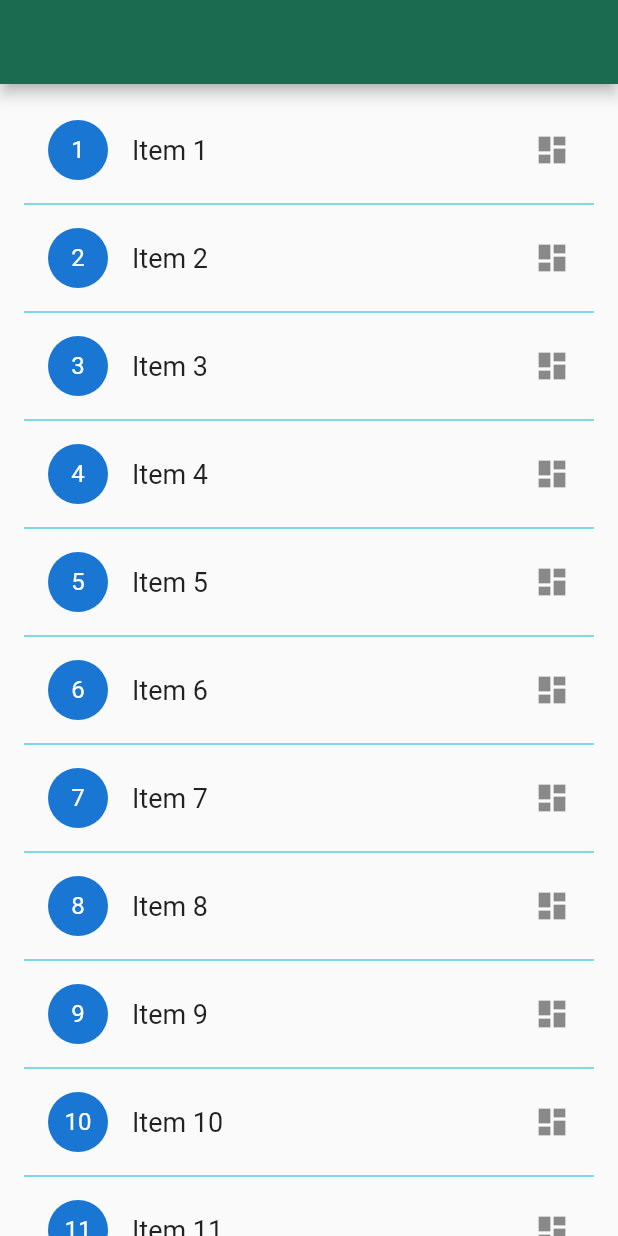
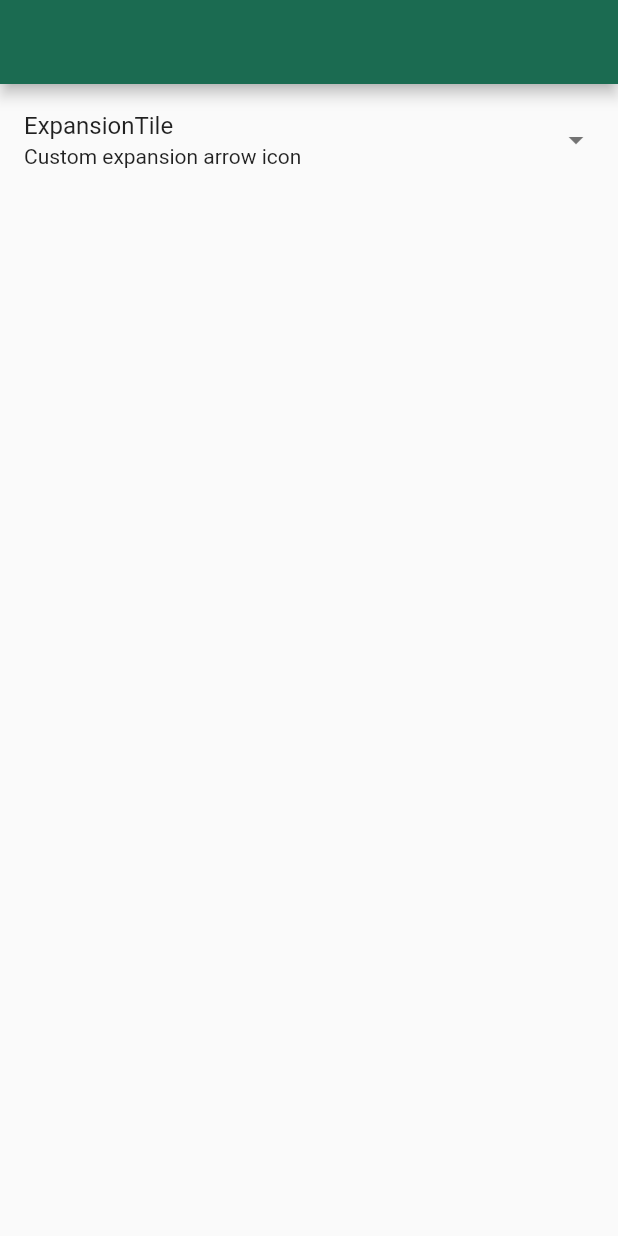
Before and after one commit to ForhadIsrafil/my-flutter-basics-code-modules, a Flutter app: the screen it shows after launch, on a phone screen of 412 x 824 dp. Run offline on Flutter 3.47's test engine with Material 2 defaults, Android fonts, the phone set to English and light mode, and no system bars; our stand-ins replace badges, fluttertoast.

Commit message:
new codes

```diff
--- /dev/null
+++ b/lib/ListsExamples/ExpansionTileExample.dart
@@ -0,0 +1,37 @@
+import 'package:flutter/material.dart';
+
+class ExpansionTileExample extends StatefulWidget {
+  const ExpansionTileExample({super.key});
+
+  @override
+  State<ExpansionTileExample> createState() => _ExpansionTileExampleState();
+}
+
+class _ExpansionTileExampleState extends State<ExpansionTileExample> {
+  bool _customTileExpanded = false;
+
+  @override
+  Widget build(BuildContext context) {
+    return Scaffold(
+      appBar: AppBar(),
+      body: Column(
+        children: [
+          ExpansionTile(
+            title: const Text("ExpansionTile"),
+            subtitle: const Text('Custom expansion arrow icon'),
+            trailing: Icon(_customTileExpanded
+                ? Icons.arrow_drop_down_circle
+                : Icons.arrow_drop_down),
+            children: const [
+              ListTile(title: Text('This is tile number 1')),
+              ListTile(title: Text('This is tile number 2')),
+            ],
+            onExpansionChanged: (bool expand) {
+              setState(() => _customTileExpanded = expand);
+            },
+          ),
+        ],
+      ),
+    );
+  }
+}
--- a/lib/main.dart
+++ b/lib/main.dart
@@ -2,7 +2,7 @@ import 'dart:async';
 import 'package:flutter/material.dart';
 import 'basics_widgets/dropdown_examples.dart';
 import 'layout/StackExamples.dart';
-import 'ListsExamples/ListViewBuilderExample.dart';
+import 'ListsExamples/ExpansionTileExample.dart';
 
 void main() => runApp(const MyApp());
 
@@ -20,7 +20,7 @@ class MyApp extends StatelessWidget {
           // primarySwatch: Colors.indigo,
           colorScheme: ColorScheme.fromSeed(
               seedColor: const Color.fromARGB(255, 183, 244, 216))),
-      home: const ListViewBuilderExample(),
+      home: const ExpansionTileExample(),
     );
   }
 }
```
